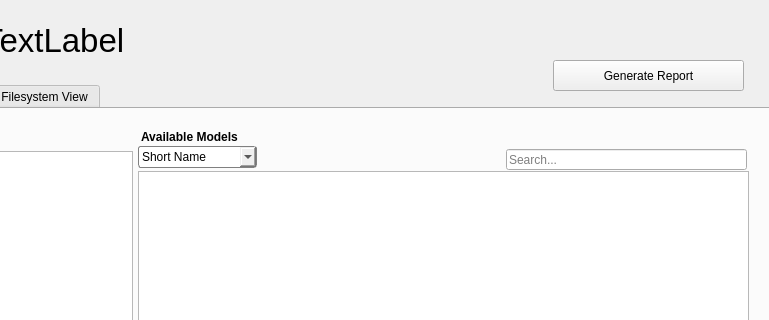
This is src/librarywindow.ui in JaesunPk/cadventory as Qt 5 draws it before an edit; both pictures show x 107 to 876 and y 0 to 320 of the 876 by 600 pixel window. The edited form follows.
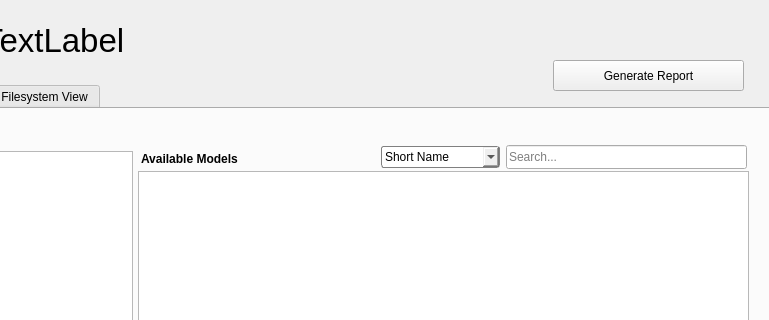
This is the edited form. Icons and pictures are not drawn.

Commit message: aligned the library ui for better streamlined experience

The edit to the form file:
```diff
--- a/src/librarywindow.ui
+++ b/src/librarywindow.ui
@@ -50,7 +50,7 @@
     <widget class="QComboBox" name="searchFieldComboBox">
      <property name="geometry">
       <rect>
-       <x>237</x>
+       <x>480</x>
        <y>37</y>
        <width>119</width>
        <height>22</height>
@@ -115,7 +115,7 @@
      <property name="geometry">
       <rect>
        <x>240</x>
-       <y>20</y>
+       <y>42</y>
        <width>141</width>
        <height>16</height>
       </rect>
@@ -136,9 +136,9 @@
      <property name="geometry">
       <rect>
        <x>605</x>
-       <y>40</y>
+       <y>36</y>
        <width>241</width>
-       <height>21</height>
+       <height>24</height>
       </rect>
      </property>
      <property name="placeholderText">
```
